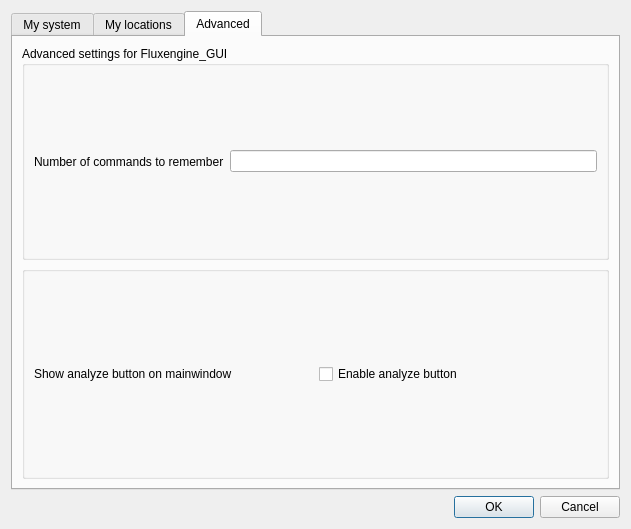
wybren1971/Fluxengine_GUI, file dialogpreferences.ui: the form before one commit.
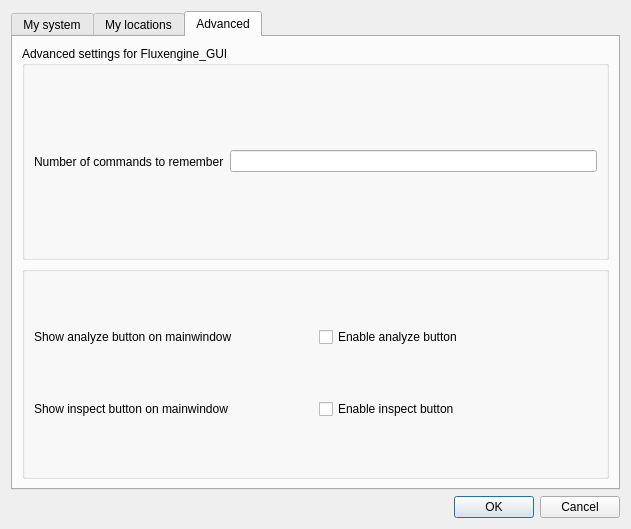
The form after the commit. The open tabs and pages were chosen to show the change.

Commit message: Added inspect functionality via button to mainwindow

The edit to the form file:
```diff
--- a/dialogpreferences.ui
+++ b/dialogpreferences.ui
@@ -287,8 +287,8 @@
          <property name="title">
           <string/>
          </property>
-         <layout class="QHBoxLayout" name="horizontalLayout_6">
-          <item>
+         <layout class="QGridLayout" name="gridLayout_5">
+          <item row="0" column="2">
            <widget class="QLabel" name="label_2">
             <property name="sizePolicy">
              <sizepolicy hsizetype="Minimum" vsizetype="Preferred">
@@ -301,13 +301,27 @@
             </property>
            </widget>
           </item>
-          <item>
+          <item row="0" column="3">
            <widget class="QCheckBox" name="chkShowAnalyzeButton">
             <property name="text">
              <string>Enable analyze button</string>
             </property>
            </widget>
           </item>
+          <item row="1" column="2">
+           <widget class="QLabel" name="label_3">
+            <property name="text">
+             <string>Show inspect button on mainwindow</string>
+            </property>
+           </widget>
+          </item>
+          <item row="1" column="3">
+           <widget class="QCheckBox" name="chkShowInspectButton">
+            <property name="text">
+             <string>Enable inspect button</string>
+            </property>
+           </widget>
+          </item>
          </layout>
         </widget>
        </item>
```
Left out of the diff: 2 changed lines with no effect on the pictures. The commit also changes 4 other files.
